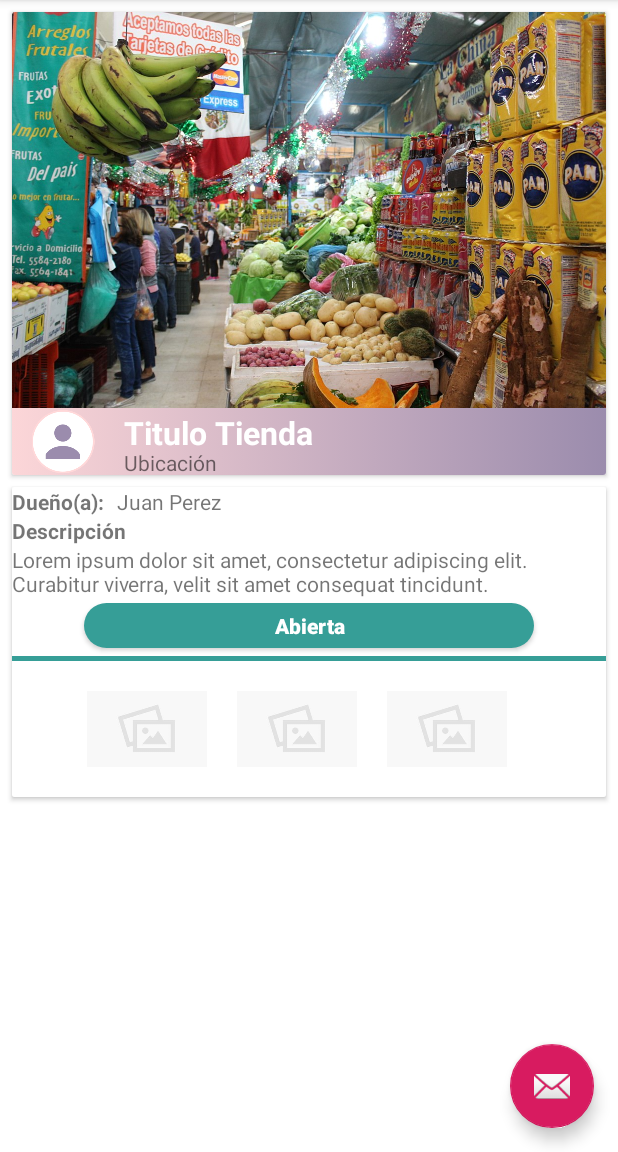
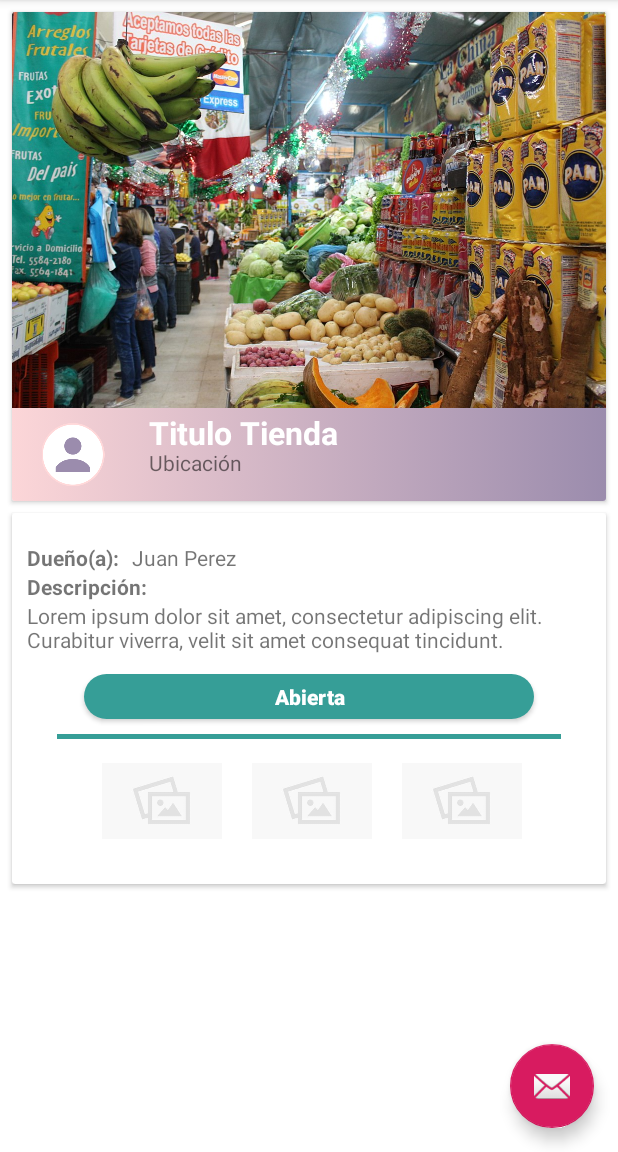
Before and after one commit to ecreyes/CCompra, an Android app: the screen it shows after launch (NavigationDrawer), in the side drawer, after a tap on "Una Tienda", on a phone screen of 412 x 824 dp, the part 84-1236 px from its top. Run offline under Robolectric (Android 15) with nearby library versions, the phone set to English and light mode, and no system bars.

Commit message:
cambio leves

```diff
--- a/app/src/main/res/layout/fragment_lista_tiendas.xml
+++ b/app/src/main/res/layout/fragment_lista_tiendas.xml
@@ -8,7 +8,7 @@
     <ListView
         android:id="@+id/mylist"
         android:layout_width="match_parent"
-        android:layout_height="match_parent"
+        android:layout_height="461dp"
         android:listSelector="#5698"></ListView>
 
 
--- a/app/src/main/res/layout/fragment_vista_tienda.xml
+++ b/app/src/main/res/layout/fragment_vista_tienda.xml
@@ -42,8 +42,12 @@
                     android:layout_width="61dp"
                     android:layout_height="wrap_content"
                     android:layout_below="@id/imagen_tienda"
-                    android:layout_marginLeft="3dp"
-                    android:layout_marginTop="1dp"
+                    android:layout_marginStart="10sp"
+                    android:layout_marginLeft="10sp"
+                    android:layout_marginTop="10sp"
+                    android:layout_marginEnd="10sp"
+                    android:layout_marginRight="10sp"
+                    android:layout_marginBottom="10sp"
                     android:adjustViewBounds="true"
                     android:maxWidth="42dp"
                     android:maxHeight="42dp"
@@ -92,6 +96,10 @@
             <RelativeLayout
                 android:layout_width="match_parent"
                 android:layout_height="match_parent"
+                android:layout_marginLeft="10sp"
+                android:layout_marginTop="20sp"
+                android:layout_marginRight="10sp"
+                android:layout_marginBottom="10sp"
                 android:background="#ffffff">
 
                 <TextView
@@ -105,93 +113,93 @@
                     android:id="@+id/dueno"
                     android:layout_width="match_parent"
                     android:layout_height="wrap_content"
-                    android:text="Juan Perez"
                     android:layout_marginStart="70dp"
-                    android:layout_marginLeft="70dp" />
+                    android:layout_marginLeft="70dp"
+                    android:text="Juan Perez" />
 
 
                 <TextView
                     android:id="@+id/text_descripcion"
                     android:layout_width="match_parent"
                     android:layout_height="wrap_content"
-                    android:text="Descripción"
                     android:layout_below="@id/text_dueno"
-                    android:textStyle="bold"
-                    />
+                    android:text="Descripción:"
+                    android:textStyle="bold" />
+
                 <TextView
                     android:id="@+id/descripcion_tienda"
                     android:layout_width="match_parent"
                     android:layout_height="wrap_content"
                     android:layout_below="@id/text_descripcion"
-                    android:text="Lorem ipsum dolor sit amet, consectetur adipiscing elit. Curabitur viverra, velit sit amet consequat tincidunt."
-                    />
+                    android:layout_marginBottom="10sp"
+                    android:text="Lorem ipsum dolor sit amet, consectetur adipiscing elit. Curabitur viverra, velit sit amet consequat tincidunt." />
+
                 <Button
                     android:id="@+id/btn_abierto"
                     android:layout_width="300dp"
                     android:layout_height="30dp"
+                    android:layout_below="@id/descripcion_tienda"
+                    android:layout_centerHorizontal="true"
                     android:layout_marginTop="3dip"
-                    android:layout_centerHorizontal="true"
-                    android:layout_below="@id/descripcion_tienda"
+                    android:background="@drawable/button_selector"
+                    android:clickable="false"
                     android:text="Abierta"
                     android:textAllCaps="false"
-                    android:textStyle="bold"
+
                     android:textColor="#FFFF"
-                    android:background="@drawable/button_selector"
-
-                    />
+                    android:textStyle="bold" />
 
                 <View
                     android:id="@+id/separador1"
                     android:layout_width="match_parent"
                     android:layout_height="3sp"
                     android:layout_below="@+id/btn_abierto"
-                    android:layout_marginTop="5dp"
+                    android:layout_marginLeft="20sp"
+                    android:layout_marginTop="10sp"
+                    android:layout_marginRight="20sp"
                     android:background="#369e97" />
 
                 <ImageView
                     android:id="@+id/imagen1"
                     android:layout_width="wrap_content"
                     android:layout_height="wrap_content"
-                    android:src="@drawable/default_image"
+                    android:layout_below="@id/separador1"
+                    android:layout_marginLeft="50sp"
+                    android:layout_marginTop="16dp"
                     android:adjustViewBounds="true"
-                    android:layout_marginTop="20dp"
-                    android:layout_marginLeft="50sp"
                     android:maxWidth="80dp"
                     android:maxHeight="60dp"
                     android:scaleType="fitCenter"
-                    android:layout_below="@id/separador1"
-                    />
+                    android:src="@drawable/default_image" />
 
                 <ImageView
                     android:id="@+id/imagen2"
                     android:layout_width="wrap_content"
                     android:layout_height="wrap_content"
-                    android:src="@drawable/default_image"
+                    android:layout_below="@id/separador1"
+                    android:layout_marginLeft="20dp"
+                    android:layout_marginTop="16dp"
+                    android:layout_toRightOf="@id/imagen1"
                     android:adjustViewBounds="true"
-                    android:layout_marginTop="20dp"
                     android:maxWidth="80dp"
                     android:maxHeight="60dp"
-                    android:layout_marginLeft="20sp"
                     android:scaleType="fitCenter"
-                    android:layout_below="@id/separador1"
-                    android:layout_toRightOf="@id/imagen1"
-                    />
+                    android:src="@drawable/default_image" />
 
                 <ImageView
                     android:id="@+id/imagen3"
                     android:layout_width="wrap_content"
                     android:layout_height="wrap_content"
-                    android:src="@drawable/default_image"
+                    android:layout_below="@id/separador1"
+                    android:layout_marginLeft="20dp"
+                    android:layout_marginTop="16dp"
+                    android:layout_marginBottom="20dp"
+                    android:layout_toRightOf="@id/imagen2"
                     android:adjustViewBounds="true"
-                    android:layout_marginTop="20dp"
-                    android:layout_marginBottom="20dp"
                     android:maxWidth="80dp"
                     android:maxHeight="60dp"
                     android:scaleType="fitCenter"
-                    android:layout_marginLeft="20sp"
-                    android:layout_below="@id/separador1"
-                    android:layout_toRightOf="@id/imagen2"
-                    />
+                    android:src="@drawable/default_image" />
 
 
             </RelativeLayout>
--- a/app/src/main/res/layout/mylistrow.xml
+++ b/app/src/main/res/layout/mylistrow.xml
@@ -7,20 +7,21 @@
 
     <ImageView
         android:id="@+id/listimage"
+        android:layout_width="129dp"
+        android:layout_height="104dp"
         android:layout_margin="10sp"
-        android:layout_width="35sp"
-        android:layout_height="35sp"
 
         />
 
     <TextView
         android:id="@+id/listtext"
         android:layout_width="wrap_content"
+        android:layout_height="wrap_content"
         android:layout_gravity="center_vertical"
+        android:layout_marginStart="15sp"
+        android:layout_marginLeft="15sp"
         android:text="@string/demo"
-        android:layout_height="wrap_content"
-        android:layout_marginLeft="15sp"
         android:textSize="18sp"
-        android:textStyle="bold"
-        android:layout_marginStart="15sp" />
+        android:textStyle="bold" />
+
 </LinearLayout>
```
